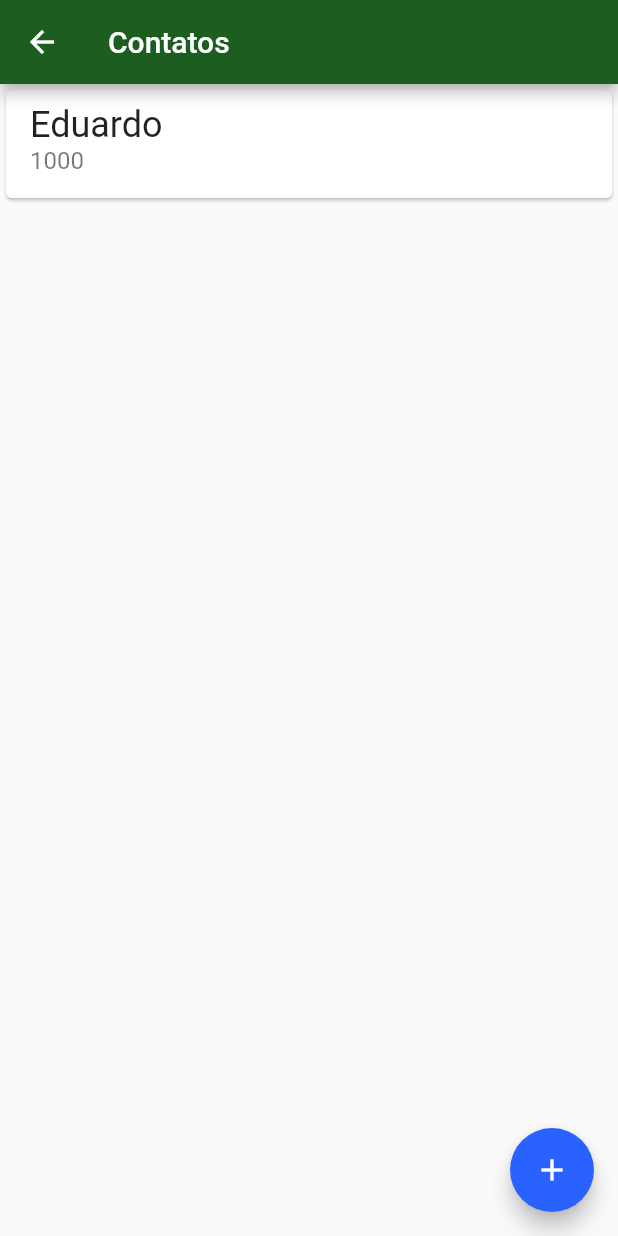
After one commit to dudu-dias/flutter-persistencia-interna, a Flutter app: the screen it shows after launch, after a tap on "Contatos", on a phone screen of 412 x 824 dp. The commit adds this screen. Run offline on Flutter 3.47's test engine with Material 2 defaults, Android fonts, the phone set to English and light mode, and no system bars.

Commit message:
Aula 2 - Atividade 3

```diff
--- a/lib/main.dart
+++ b/lib/main.dart
@@ -1,3 +1,5 @@
+import 'package:bytebank/screens/contacts_list.dart';
+import 'package:bytebank/screens/dashboard.dart';
 import 'package:flutter/cupertino.dart';
 import 'package:flutter/material.dart';
 
@@ -20,49 +22,3 @@ class ByteBankApp extends StatelessWidget {
     );
   }
 }
-class Dashboard extends StatelessWidget {
-  @override
-  Widget build(BuildContext context) {
-    return Scaffold(
-        appBar: AppBar(
-          title: Text('DashBoard'),
-        ),
-        body: Column(
-          mainAxisAlignment: MainAxisAlignment.spaceBetween,
-          crossAxisAlignment: CrossAxisAlignment.start,
-          children: <Widget>[
-            Padding(
-              padding: const EdgeInsets.all(8.0),
-              child: Image.asset('images/bytebank_logo.png'),
-            ),
-            Padding(
-              padding: const EdgeInsets.all(8.0),
-              child: Container(
-                padding: EdgeInsets.all(8.0),
-                height: 100,
-                width: 150,
-                color: Theme.of(context).primaryColor,
-                child: Column(
-                  mainAxisAlignment: MainAxisAlignment.spaceBetween,
-                  crossAxisAlignment: CrossAxisAlignment.start,
-                  children: <Widget>[
-                    Icon(
-                      Icons.people,
-                      color: Colors.white,
-                      size: 32.0,
-                    ),
-                    Text(
-                      'Contatos',
-                      style: TextStyle(
-                        color: Colors.white,
-                        fontSize: 16.0,
-                      ),
-                    ),
-                  ],
-                ),
-              ),
-            ),
-          ],
-        ));
-  }
-}
--- /dev/null
+++ b/lib/screens/contacts_list.dart
@@ -0,0 +1,25 @@
+import 'package:flutter/material.dart';
+
+class ContactsList extends StatelessWidget {
+  @override
+  Widget build(BuildContext context) {
+    return Scaffold(
+       appBar: AppBar( title: Text("Contatos"),
+       ),
+      body: ListView(
+        children: <Widget>[
+          Card(
+            child: ListTile(
+              title: Text("Eduardo", style: TextStyle(fontSize: 24.0),),
+              subtitle: Text("1000", style: TextStyle(fontSize: 16.0),),
+            ),
+          )
+        ],
+      ),
+      floatingActionButton: FloatingActionButton(
+        onPressed: (){},
+        child: Icon(Icons.add),
+      ),
+    );
+  }
+}
--- /dev/null
+++ b/lib/screens/dashboard.dart
@@ -0,0 +1,60 @@
+import 'package:bytebank/screens/contacts_list.dart';
+import 'package:flutter/material.dart';
+
+class Dashboard extends StatelessWidget {
+  @override
+  Widget build(BuildContext context) {
+    return Scaffold(
+        appBar: AppBar(
+          title: Text('DashBoard'),
+        ),
+        body: Column(
+          mainAxisAlignment: MainAxisAlignment.spaceBetween,
+          crossAxisAlignment: CrossAxisAlignment.start,
+          children: <Widget>[
+            Padding(
+              padding: const EdgeInsets.all(8.0),
+              child: Image.asset('images/bytebank_logo.png'),
+            ),
+            Padding(
+              padding: const EdgeInsets.all(8.0),
+              child: Material(
+                color: Theme.of(context).primaryColor,
+                child: InkWell(
+                  onTap: () {
+                    Navigator.of(context).push(
+                      MaterialPageRoute(
+                        builder: (context) => ContactsList(),
+                      ),
+                    );
+                  },
+                  child: Container(
+                    padding: EdgeInsets.all(8.0),
+                    height: 100,
+                    width: 150,
+                     child: Column(
+                      mainAxisAlignment: MainAxisAlignment.spaceBetween,
+                      crossAxisAlignment: CrossAxisAlignment.start,
+                      children: <Widget>[
+                        Icon(
+                          Icons.people,
+                          color: Colors.white,
+                          size: 32.0,
+                        ),
+                        Text(
+                          'Contatos',
+                          style: TextStyle(
+                            color: Colors.white,
+                            fontSize: 16.0,
+                          ),
+                        ),
+                      ],
+                    ),
+                  ),
+                ),
+              ),
+            ),
+          ],
+        ));
+  }
+}
```
